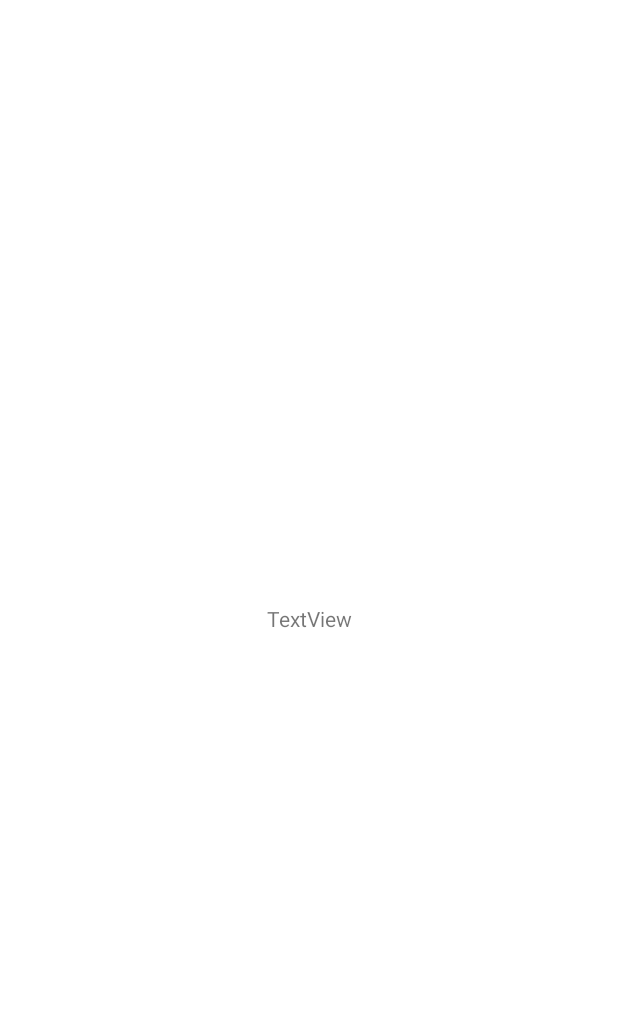
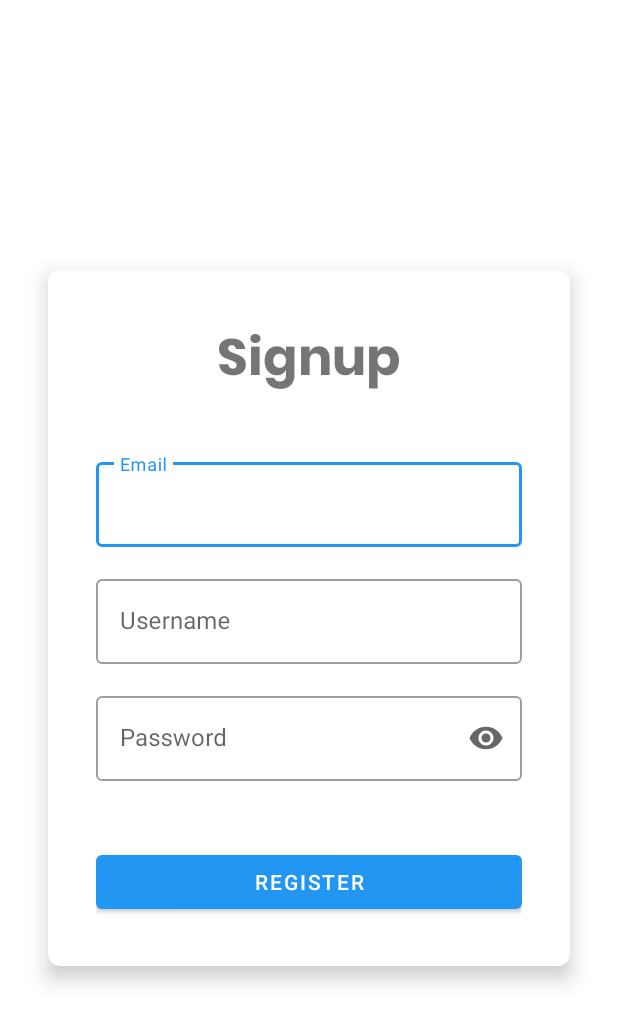
Before and after one commit to sanal-l-s/Login, an Android app: the SignupActivity screen opened directly, with no data from a screen before it, on a phone screen of 412 x 824 dp. Before the commit the part shown is almost empty. Shown: the top 1023 px of the screen. Run offline under Robolectric (Android 15) with nearby library versions, the phone set to English and light mode, and no system bars.

Commit message:
Signup activity designed

```diff
--- a/app/src/main/res/layout/activity_signup.xml
+++ b/app/src/main/res/layout/activity_signup.xml
@@ -6,15 +6,111 @@
     android:layout_height="match_parent"
     tools:context=".SignupActivity">
 
-    <TextView
-        android:id="@+id/textView4"
-        android:layout_width="wrap_content"
+    <androidx.cardview.widget.CardView
+        android:layout_width="match_parent"
         android:layout_height="wrap_content"
-        android:text="TextView"
+        android:layout_margin="32dp"
+        app:cardCornerRadius="8dp"
+        app:cardElevation="8dp"
         app:layout_constraintBottom_toBottomOf="parent"
         app:layout_constraintEnd_toEndOf="parent"
-        app:layout_constraintHorizontal_bias="0.5"
         app:layout_constraintStart_toStartOf="parent"
-        app:layout_constraintTop_toTopOf="parent"
-        app:layout_constraintVertical_bias="0.5" />
+        app:layout_constraintTop_toTopOf="parent">
+
+        <LinearLayout
+            android:id="@+id/llSignupPage"
+            android:layout_width="match_parent"
+            android:layout_height="wrap_content"
+            android:layout_margin="32dp"
+            android:orientation="vertical">
+
+
+            <TextView
+                android:layout_width="match_parent"
+                android:layout_height="wrap_content"
+                android:gravity="center"
+                android:text="@string/signup"
+                android:textSize="34sp"
+                android:textStyle="bold"
+                app:fontFamily="@font/poppins_bold" />
+
+            <Space
+                android:layout_width="match_parent"
+                android:layout_height="32dp" />
+
+            <com.google.android.material.textfield.TextInputLayout
+                style="@style/Widget.MaterialComponents.TextInputLayout.OutlinedBox"
+                android:layout_width="match_parent"
+                android:layout_height="wrap_content">
+
+                <com.google.android.material.textfield.TextInputEditText
+                    android:id="@+id/etEmail"
+                    android:layout_width="match_parent"
+                    android:layout_height="wrap_content"
+                    android:hint="@string/email"
+                    android:inputType="textEmailAddress" />
+            </com.google.android.material.textfield.TextInputLayout>
+
+
+            <Space
+                android:layout_width="match_parent"
+                android:layout_height="16dp" />
+            <com.google.android.material.textfield.TextInputLayout
+                style="@style/Widget.MaterialComponents.TextInputLayout.OutlinedBox"
+                android:layout_width="match_parent"
+                android:layout_height="wrap_content">
+
+                <com.google.android.material.textfield.TextInputEditText
+                    android:id="@+id/etUserName"
+                    android:layout_width="match_parent"
+                    android:layout_height="wrap_content"
+                    android:hint="@string/username"
+                    android:inputType="textPersonName" />
+            </com.google.android.material.textfield.TextInputLayout>
+
+
+            <Space
+                android:layout_width="match_parent"
+                android:layout_height="16dp" />
+
+            <com.google.android.material.textfield.TextInputLayout
+                style="@style/Widget.MaterialComponents.TextInputLayout.OutlinedBox"
+                android:layout_width="match_parent"
+                android:layout_height="wrap_content"
+                app:endIconMode="password_toggle">
+
+                <com.google.android.material.textfield.TextInputEditText
+                    android:id="@+id/etPassword"
+                    android:layout_width="match_parent"
+                    android:layout_height="wrap_content"
+                    android:hint="@string/password"
+                    android:inputType="textPassword" />
+            </com.google.android.material.textfield.TextInputLayout>
+
+
+            <Space
+                android:layout_width="match_parent"
+                android:layout_height="16dp" />
+
+
+            <TextView
+                android:id="@+id/txtStatusMessage"
+                android:layout_width="match_parent"
+                android:layout_height="wrap_content"
+                android:gravity="center"
+                android:text="@string/user_added"
+                android:textColor="@color/teal_700"
+                android:visibility="invisible" />
+
+            <Space
+                android:layout_width="match_parent"
+                android:layout_height="8dp" />
+
+            <Button
+                android:id="@+id/btnRegister"
+                android:layout_width="match_parent"
+                android:layout_height="wrap_content"
+                android:text="@string/register" />
+        </LinearLayout>
+    </androidx.cardview.widget.CardView>
 </androidx.constraintlayout.widget.ConstraintLayout>
--- a/app/src/main/res/values/strings.xml
+++ b/app/src/main/res/values/strings.xml
@@ -7,4 +7,7 @@
     <string name="forgot_password">Forgot password?</string>
     <string name="error_message">Login Failed</string>
     <string name="avatar_image">Avatar Image</string>
+    <string name="email">Email</string>
+    <string name="user_added">User added</string>
+    <string name="register">Register</string>
 </resources>
```
